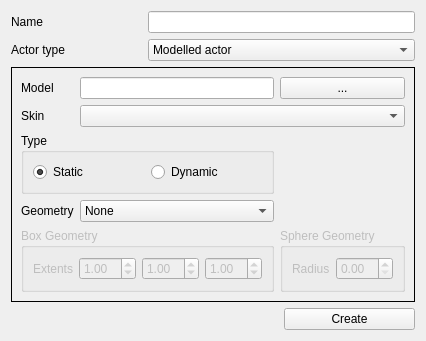
spiricn/Wt, file src/wte/ui/ActorCreationDialog.ui: the form before one commit.
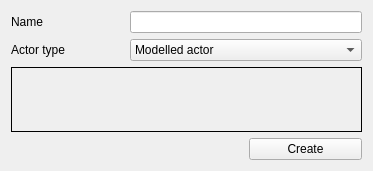
The form after the commit.

Commit message: PhysicsControl method added. ModelledActor edit now supported in the editor.

```diff
--- a/src/wte/ui/ActorCreationDialog.ui
+++ b/src/wte/ui/ActorCreationDialog.ui
@@ -7,7 +7,7 @@
     <x>0</x>
     <y>0</y>
     <width>373</width>
-    <height>309</height>
+    <height>171</height>
    </rect>
   </property>
   <property name="windowTitle">
@@ -86,154 +86,7 @@
       </layout>
      </widget>
      <widget class="QWidget" name="model">
-      <layout class="QGridLayout" name="gridLayout_4">
-       <item row="0" column="2">
-        <widget class="QPushButton" name="pushButton">
-         <property name="text">
-          <string>...</string>
-         </property>
-        </widget>
-       </item>
-       <item row="1" column="0">
-        <widget class="QLabel" name="label_2">
-         <property name="text">
-          <string>Skin</string>
-         </property>
-        </widget>
-       </item>
-       <item row="0" column="0">
-        <widget class="QLabel" name="label">
-         <property name="text">
-          <string>Model</string>
-         </property>
-        </widget>
-       </item>
-       <item row="3" column="0">
-        <widget class="QLabel" name="label_5">
-         <property name="text">
-          <string>Geometry</string>
-         </property>
-        </widget>
-       </item>
-       <item row="1" column="1" colspan="2">
-        <widget class="QComboBox" name="comboBoxSkin"/>
-       </item>
-       <item row="3" column="1">
-        <widget class="QComboBox" name="geometry">
-         <item>
-          <property name="text">
-           <string>None</string>
-          </property>
-         </item>
-         <item>
-          <property name="text">
-           <string>Box</string>
-          </property>
-         </item>
-         <item>
-          <property name="text">
-           <string>Sphere</string>
-          </property>
-         </item>
-         <item>
-          <property name="text">
-           <string>Mesh</string>
-          </property>
-         </item>
-        </widget>
-       </item>
-       <item row="0" column="1">
-        <widget class="QLineEdit" name="lineEditModel"/>
-       </item>
-       <item row="4" column="0" colspan="2">
-        <widget class="QGroupBox" name="boxGeometryGroup">
-         <property name="enabled">
-          <bool>false</bool>
-         </property>
-         <property name="title">
-          <string>Box Geometry</string>
-         </property>
-         <layout class="QGridLayout" name="gridLayout_2">
-          <item row="0" column="2">
-           <widget class="QDoubleSpinBox" name="boxHx">
-            <property name="value">
-             <double>1.000000000000000</double>
-            </property>
-           </widget>
-          </item>
-          <item row="0" column="1">
-           <widget class="QLabel" name="label_3">
-            <property name="text">
-             <string>Extents</string>
-            </property>
-           </widget>
-          </item>
-          <item row="0" column="3">
-           <widget class="QDoubleSpinBox" name="boxHy">
-            <property name="value">
-             <double>1.000000000000000</double>
-            </property>
-           </widget>
-          </item>
-          <item row="0" column="4">
-           <widget class="QDoubleSpinBox" name="boxHz">
-            <property name="value">
-             <double>1.000000000000000</double>
-            </property>
-           </widget>
-          </item>
-         </layout>
-        </widget>
-       </item>
-       <item row="2" column="0" colspan="2">
-        <widget class="QGroupBox" name="groupBox">
-         <property name="title">
-          <string>Type</string>
-         </property>
-         <layout class="QHBoxLayout" name="horizontalLayout">
-          <item>
-           <widget class="QRadioButton" name="isStatic">
-            <property name="text">
-             <string>Static</string>
-            </property>
-            <property name="checked">
-             <bool>true</bool>
-            </property>
-           </widget>
-          </item>
-          <item>
-           <widget class="QRadioButton" name="isDynamic">
-            <property name="text">
-             <string>Dynamic</string>
-            </property>
-           </widget>
-          </item>
-         </layout>
-        </widget>
-       </item>
-       <item row="4" column="2">
-        <widget class="QGroupBox" name="sphereGeometryGroup">
-         <property name="enabled">
-          <bool>false</bool>
-         </property>
-         <property name="title">
-          <string>Sphere Geometry</string>
-         </property>
-         <layout class="QGridLayout" name="gridLayout_3">
-          <item row="1" column="0">
-           <widget class="QLabel" name="label_6">
-            <property name="text">
-             <string>Radius</string>
-            </property>
-           </widget>
-          </item>
-          <item row="1" column="1">
-           <widget class="QDoubleSpinBox" name="sphereRadius"/>
-          </item>
-         </layout>
-        </widget>
-       </item>
-      </layout>
+      <layout class="QGridLayout" name="gridLayout_4"/>
      </widget>
     </widget>
    </item>
```
Left out of the diff: 40 changed lines with no effect on the pictures. The commit also changes 35 other files.
